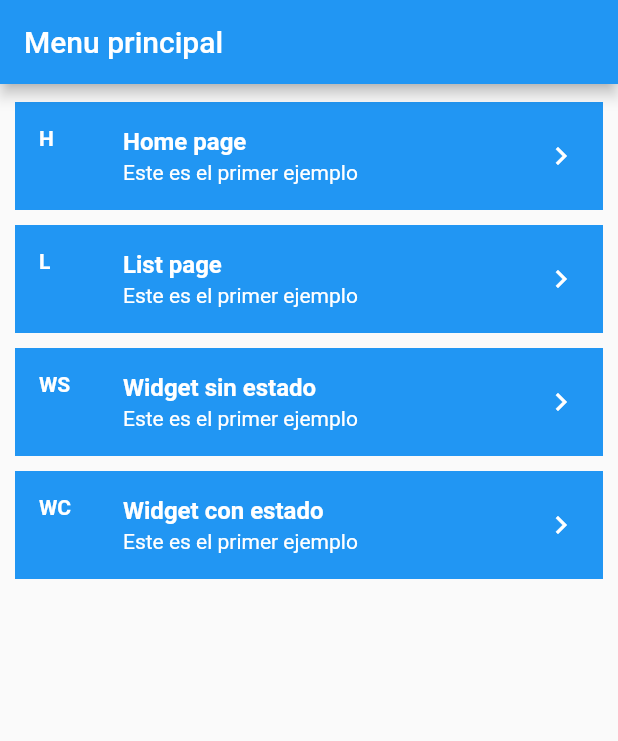
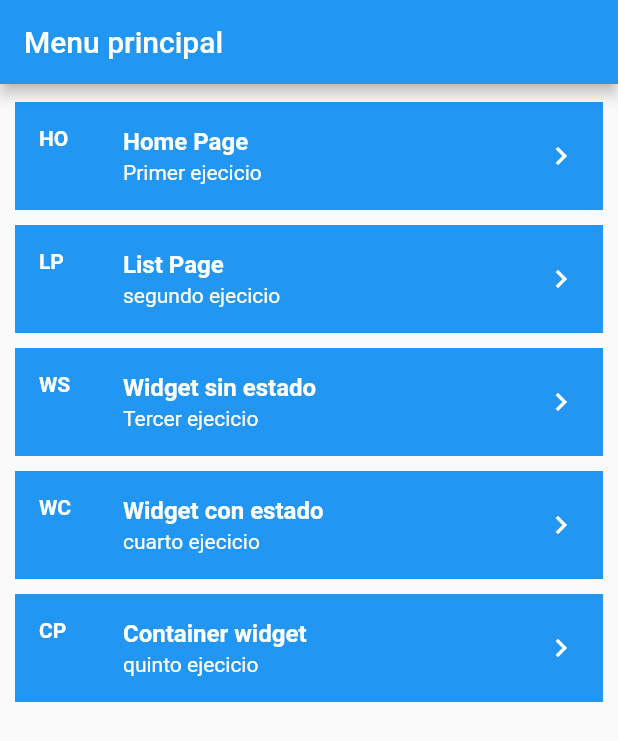
Before and after one commit to klauscj1/capacitacion_icreativa_flutter, a Flutter app: the screen it shows after launch, on a phone screen of 412 x 824 dp. Shown: the top 741 px of the screen. Run offline on Flutter 3.47's test engine with Material 2 defaults, Android fonts, the phone set to English and light mode, and no system bars.

Commit message:
ejemplo de container con statefulwidget y custom widget

```diff
--- a/lib/main.dart
+++ b/lib/main.dart
@@ -1,8 +1,5 @@
-import 'package:clase_2/ui/pages/con_estado.dart';
 import 'package:clase_2/ui/pages/menu_page.dart';
-import 'package:clase_2/ui/pages/sin_estado.dart';
 import 'package:flutter/material.dart';
-import 'package:clase_2/ui/pages/home_page.dart';
 
 void main() => runApp(MyApp());
 
--- a/lib/ui/pages/menu_page.dart
+++ b/lib/ui/pages/menu_page.dart
@@ -1,7 +1,9 @@
 import 'package:clase_2/ui/pages/con_estado.dart';
+import 'package:clase_2/ui/pages/container_page.dart';
 import 'package:clase_2/ui/pages/home_page.dart';
 import 'package:clase_2/ui/pages/list_page.dart';
 import 'package:clase_2/ui/pages/sin_estado.dart';
+import 'package:clase_2/ui/widgets/menu_item_widget.dart';
 import 'package:flutter/material.dart';
 
 class MenuPage extends StatelessWidget {
@@ -14,125 +16,37 @@ class MenuPage extends StatelessWidget {
       body: Padding(
         padding:
             const EdgeInsets.only(top: 12, left: 10, right: 10, bottom: 20),
-        child: Column(
-          crossAxisAlignment: CrossAxisAlignment.center,
+        child: ListView(
           children: [
-            Container(
-              color: Colors.blue,
-              child: ListTile(
-                title: Text(
-                  'Home page',
-                  style: TextStyle(
-                      color: Colors.white, fontWeight: FontWeight.bold),
-                ),
-                leading: Text(
-                  'H',
-                  style: TextStyle(
-                      color: Colors.white, fontWeight: FontWeight.bold),
-                ),
-                trailing: Icon(
-                  Icons.chevron_right,
-                  color: Colors.white,
-                ),
-                subtitle: Text(
-                  'Este es el primer ejemplo',
-                  style: TextStyle(color: Colors.white),
-                ),
-                onTap: () {
-                  Navigator.push(context,
-                      MaterialPageRoute(builder: (context) => HomePage()));
-                },
-              ),
+            MenuItem(
+              pagina: HomePage(),
+              leading: 'HO',
+              titulo: 'Home Page',
+              subtitulo: 'Primer ejecicio',
             ),
-            SizedBox(
-              height: 10,
+            MenuItem(
+              pagina: ListPage(),
+              leading: 'LP',
+              titulo: 'List Page',
+              subtitulo: 'segundo ejecicio',
             ),
-            Container(
-              color: Colors.blue,
-              child: ListTile(
-                title: Text(
-                  'List page',
-                  style: TextStyle(
-                      color: Colors.white, fontWeight: FontWeight.bold),
-                ),
-                leading: Text(
-                  'L',
-                  style: TextStyle(
-                      color: Colors.white, fontWeight: FontWeight.bold),
-                ),
-                trailing: Icon(
-                  Icons.chevron_right,
-                  color: Colors.white,
-                ),
-                subtitle: Text(
-                  'Este es el primer ejemplo',
-                  style: TextStyle(color: Colors.white),
-                ),
-                onTap: () {
-                  Navigator.push(context,
-                      MaterialPageRoute(builder: (context) => ListPage()));
-                },
-              ),
+            MenuItem(
+              pagina: SinEstado(),
+              leading: 'WS',
+              titulo: 'Widget sin estado',
+              subtitulo: 'Tercer ejecicio',
             ),
-            SizedBox(
-              height: 10,
+            MenuItem(
+              pagina: ConEstado(),
+              leading: 'WC',
+              titulo: 'Widget con estado',
+              subtitulo: 'cuarto ejecicio',
             ),
-            Container(
-              color: Colors.blue,
-              child: ListTile(
-                title: Text(
-                  'Widget sin estado',
-                  style: TextStyle(
-                      color: Colors.white, fontWeight: FontWeight.bold),
-                ),
-                leading: Text(
-                  'WS',
-                  style: TextStyle(
-                      color: Colors.white, fontWeight: FontWeight.bold),
-                ),
-                trailing: Icon(
-                  Icons.chevron_right,
-                  color: Colors.white,
-                ),
-                subtitle: Text(
-                  'Este es el primer ejemplo',
-                  style: TextStyle(color: Colors.white),
-                ),
-                onTap: () {
-                  Navigator.push(context,
-                      MaterialPageRoute(builder: (context) => SinEstado()));
-                },
-              ),
-            ),
-            SizedBox(
-              height: 10,
-            ),
-            Container(
-              color: Colors.blue,
-              child: ListTile(
-                title: Text(
-                  'Widget con estado',
-                  style: TextStyle(
-                      color: Colors.white, fontWeight: FontWeight.bold),
-                ),
-                leading: Text(
-                  'WC',
-                  style: TextStyle(
-                      color: Colors.white, fontWeight: FontWeight.bold),
-                ),
-                trailing: Icon(
-                  Icons.chevron_right,
-                  color: Colors.white,
-                ),
-                subtitle: Text(
-                  'Este es el primer ejemplo',
-                  style: TextStyle(color: Colors.white),
-                ),
-                onTap: () {
-                  Navigator.push(context,
-                      MaterialPageRoute(builder: (context) => ConEstado()));
-                },
-              ),
+            MenuItem(
+              pagina: ContainerPage(),
+              leading: 'CP',
+              titulo: 'Container widget',
+              subtitulo: 'quinto ejecicio',
             ),
           ],
         ),
--- /dev/null
+++ b/lib/ui/widgets/menu_item_widget.dart
@@ -0,0 +1,52 @@
+import 'package:flutter/material.dart';
+
+class MenuItem extends StatelessWidget {
+  final String titulo;
+  final String subtitulo;
+  final String leading;
+  final Widget pagina;
+
+  MenuItem(
+      {@required this.titulo,
+      @required this.subtitulo,
+      @required this.leading,
+      @required this.pagina});
+
+  @override
+  Widget build(BuildContext context) {
+    return Column(
+      children: [
+        Container(
+          color: Colors.blue,
+          child: ListTile(
+            title: Text(
+              titulo,
+              style:
+                  TextStyle(color: Colors.white, fontWeight: FontWeight.bold),
+            ),
+            leading: Text(
+              leading,
+              style:
+                  TextStyle(color: Colors.white, fontWeight: FontWeight.bold),
+            ),
+            trailing: Icon(
+              Icons.chevron_right,
+              color: Colors.white,
+            ),
+            subtitle: Text(
+              subtitulo,
+              style: TextStyle(color: Colors.white),
+            ),
+            onTap: () {
+              Navigator.push(
+                  context, MaterialPageRoute(builder: (context) => pagina));
+            },
+          ),
+        ),
+        SizedBox(
+          height: 10,
+        ),
+      ],
+    );
+  }
+}
```
Also changed, not shown: lib/ui/pages/container_page.dart (added, +60 -0 lines).
